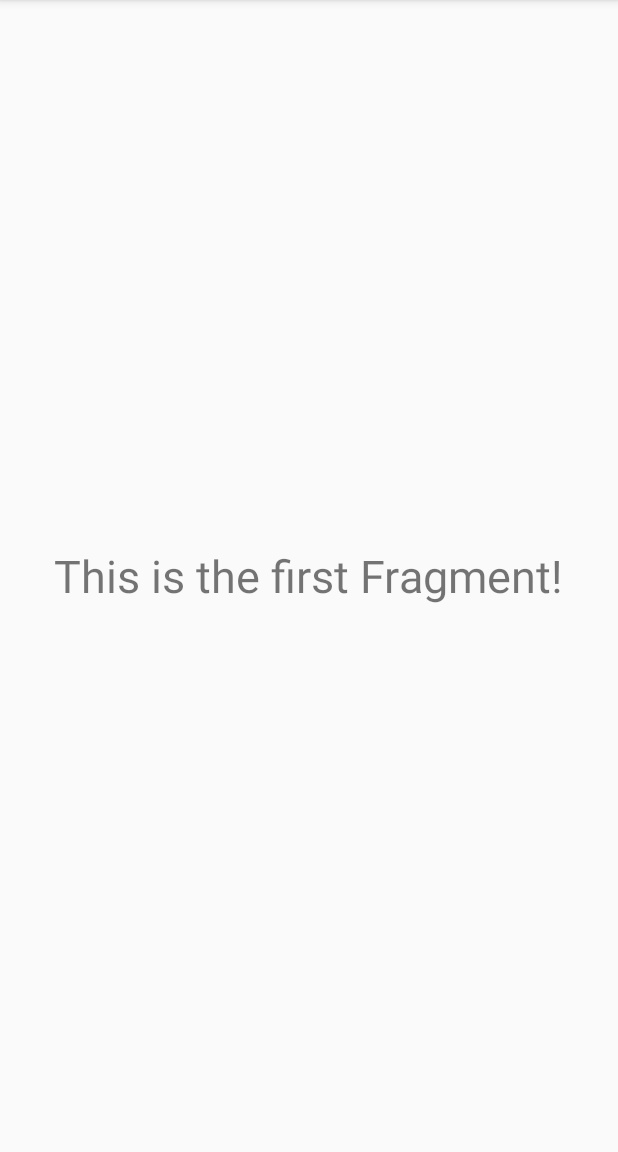
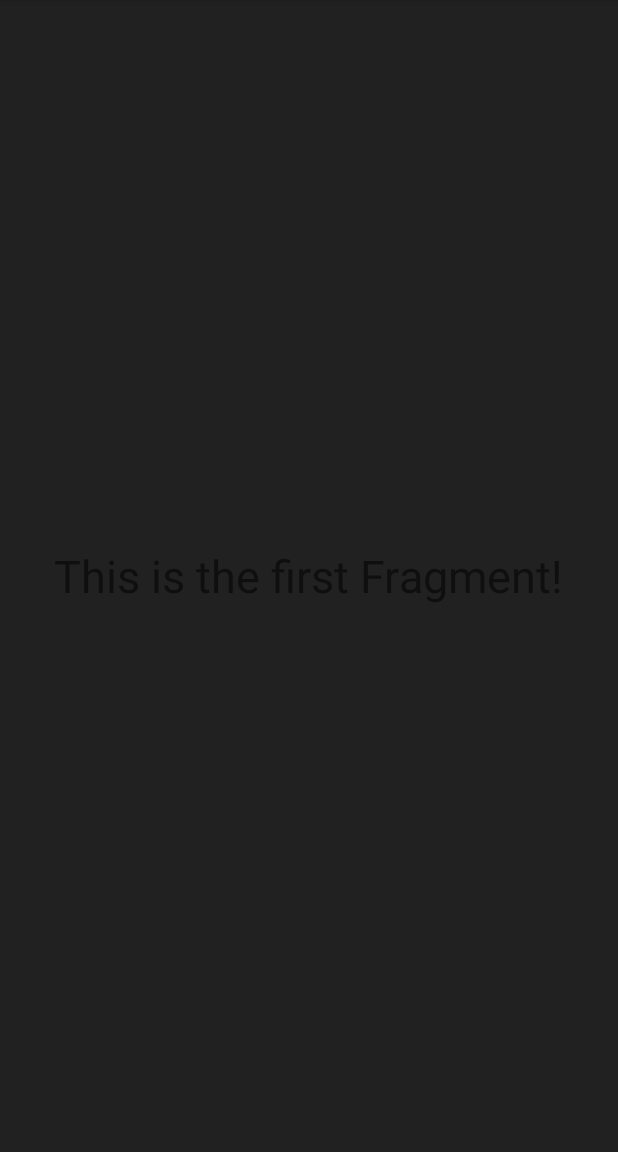
Before and after one commit to codebasepk/TrackBuddy, an Android app: the fragment FragmentOne shown on its own in the app's theme, on a phone screen of 412 x 824 dp, the part 84-1236 px from its top. Run offline under Robolectric (Android 15) with nearby library versions, the phone set to English and light mode, and no system bars.

Commit message:
Added fragments

```diff
--- a/app/src/main/AndroidManifest.xml
+++ b/app/src/main/AndroidManifest.xml
@@ -18,7 +18,7 @@
 
         <activity
             android:name=".MainActivity"
-            android:label="@string/app_name"
+            android:label="HOME"
             android:screenOrientation="portrait">
             <intent-filter>
                 <action android:name="android.intent.action.MAIN" />
--- a/app/src/main/res/layout/fragment_one.xml
+++ b/app/src/main/res/layout/fragment_one.xml
@@ -1,8 +1,11 @@
 <?xml version="1.0" encoding="utf-8"?>
 <RelativeLayout
+    android:id="@+id/list_item"
     xmlns:android="http://schemas.android.com/apk/res/android"
-    android:layout_width="100dp"
-    android:layout_height="50dp">
+    android:layout_width="300dp"
+    android:layout_height="300dp"
+    android:layout_centerInParent="true"
+    android:background="@color/primary_material_dark">
 
     <TextView
         android:layout_width="wrap_content"
@@ -11,4 +14,8 @@
         android:textSize="30dp"
         android:layout_centerInParent="true"/>
 
+    <EditText
+        android:layout_width="50dp"
+        android:layout_height="10dp" />
+
 </RelativeLayout>
```
Also changed, not shown: app/src/main/java/com/byteshaft/trackbuddy/MainActivity.java (+44 -8 lines), 2 other files.
